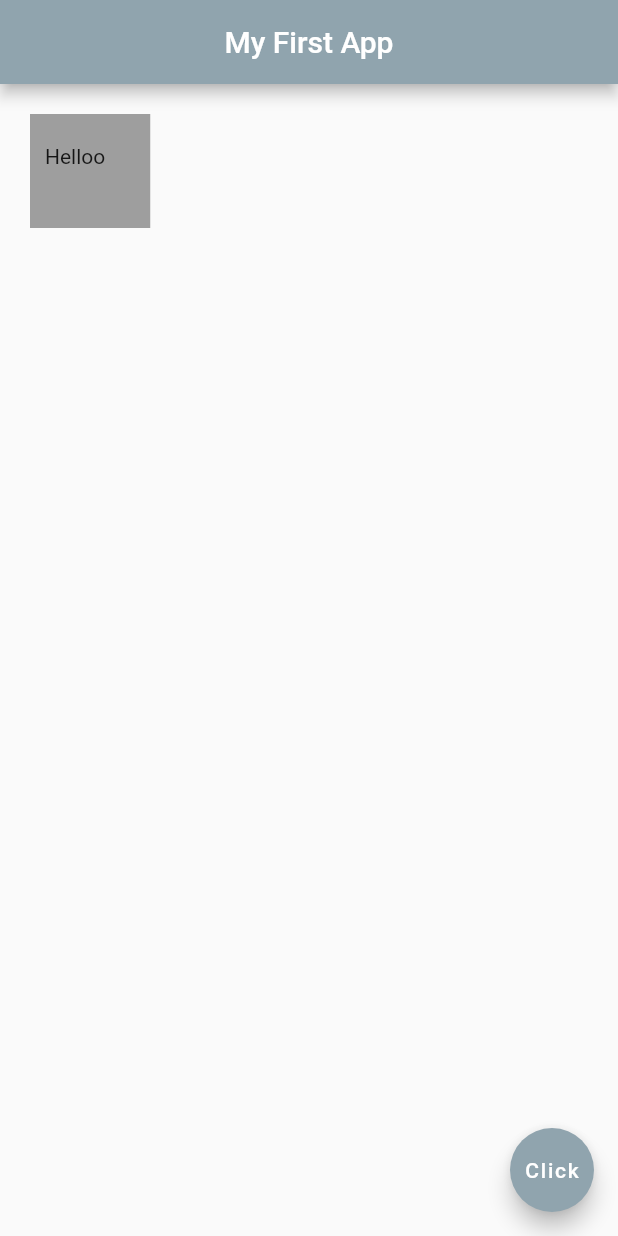
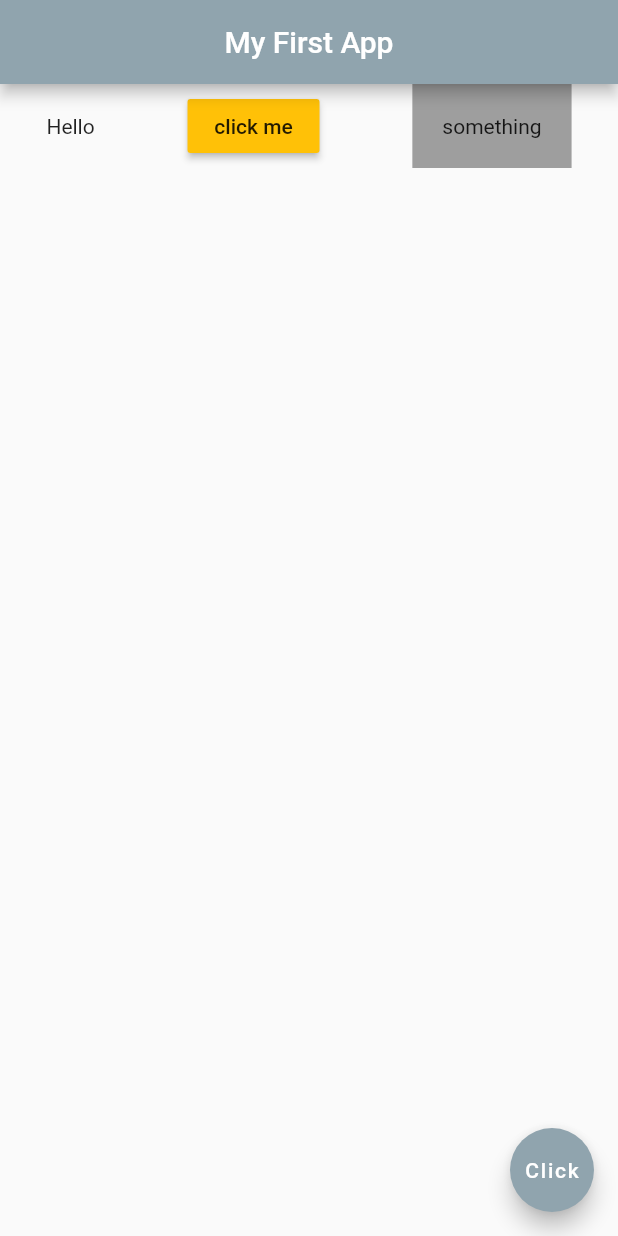
Before and after one commit to mohanhari/Date-And-TIme-App, a Flutter app: the screen it shows after launch, on a phone screen of 412 x 824 dp. Run offline on Flutter 3.47's test engine with Material 2 defaults, Android fonts, the phone set to English and light mode, and no system bars.

Commit message:
Usign the row property for mutiple widgets

```diff
--- a/lib/main.dart
+++ b/lib/main.dart
@@ -14,11 +14,22 @@ class Home extends StatelessWidget {
         centerTitle: true,
         backgroundColor: Colors.blueGrey[300],
       ),
-      body: Container(
-        padding: EdgeInsets.fromLTRB(10.0, 20.0, 30.0, 40.0),
-        margin: EdgeInsets.all(20.0),
-        color: Colors.grey,
-        child: Text('Helloo'),
+      body: Row(
+        mainAxisAlignment: MainAxisAlignment.spaceAround,
+        crossAxisAlignment: CrossAxisAlignment.center,
+        children: <Widget>[
+          Text('Hello'),
+          RaisedButton(
+            onPressed: () {},
+            child: Text('click me'),
+            color: Colors.amber,
+          ),
+          Container(
+            child: Text('something'),
+            padding: EdgeInsets.all(20.0),
+            color: Colors.grey,
+          ),
+        ],
       ),
       floatingActionButton: FloatingActionButton(
         onPressed: () {},
```
